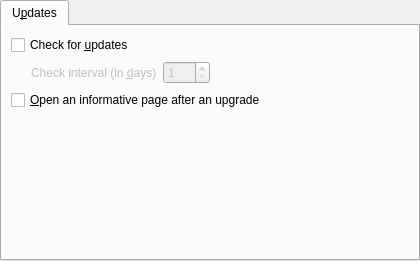
Old version of the form src/gui/pref/updates.ui in the repository wilbert2000/wzplayer.
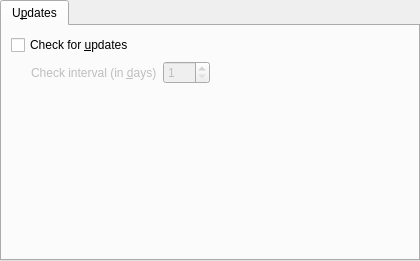
New version of the form.

Diff of the .ui file:
```diff
--- a/src/gui/pref/updates.ui
+++ b/src/gui/pref/updates.ui
@@ -92,19 +92,6 @@
          </layout>
         </widget>
        </item>
-       <item>
-        <widget class="QCheckBox" name="open_page_check">
-         <property name="sizePolicy">
-          <sizepolicy hsizetype="MinimumExpanding" vsizetype="Fixed">
-           <horstretch>0</horstretch>
-           <verstretch>0</verstretch>
-          </sizepolicy>
-         </property>
-         <property name="text">
-          <string>&amp;Open an informative page after an upgrade</string>
-         </property>
-        </widget>
-       </item>
        <item>
         <spacer>
          <property name="orientation">
```
Left out of the diff: 1 changed line with no effect on the pictures.
